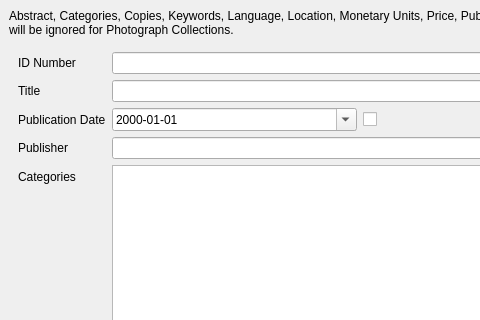
Old version of the form UI/biblioteq_allinfo.ui in the repository textbrowser/biblioteq; both pictures show x 0 to 480 and y 0 to 320 of the 640 by 1005 pixel window.
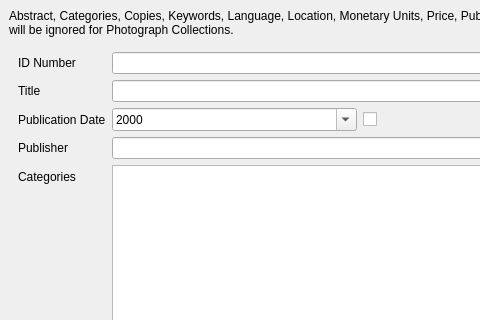
New version of the form. Icons and pictures are not drawn.

```diff
--- a/UI/biblioteq_allinfo.ui
+++ b/UI/biblioteq_allinfo.ui
@@ -103,7 +103,7 @@
                 </sizepolicy>
                </property>
                <property name="displayFormat">
-                <string>yyyy-MM-dd</string>
+                <string>yyyy</string>
                </property>
                <property name="calendarPopup">
                 <bool>true</bool>
```
